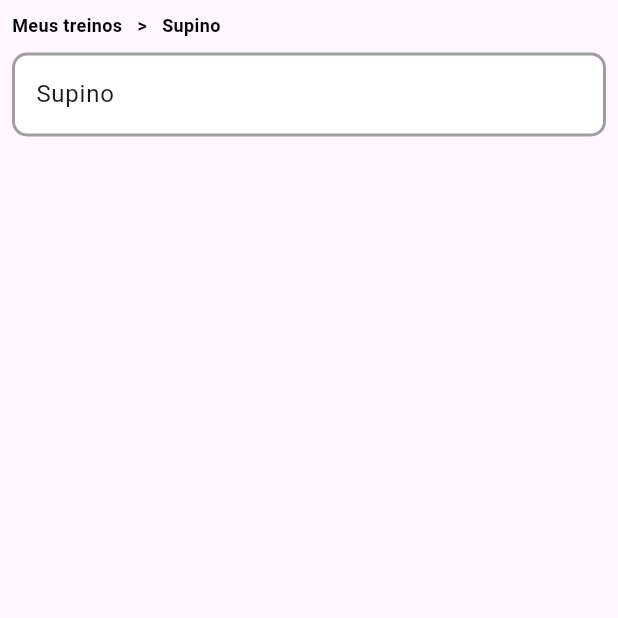
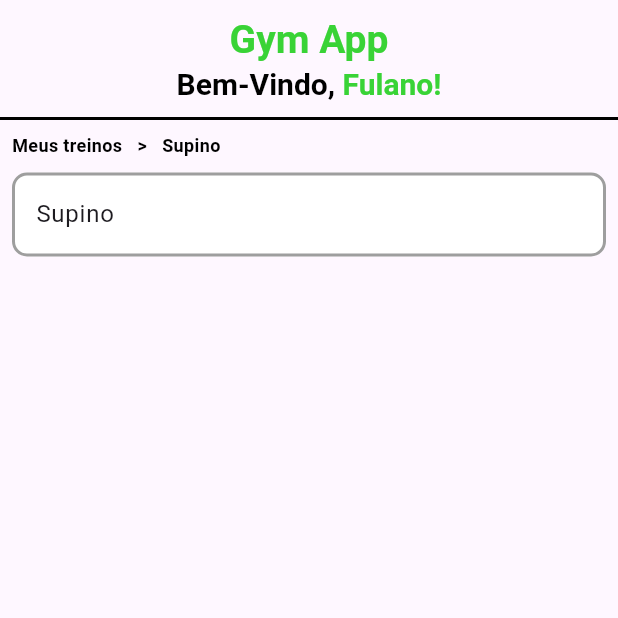
Before and after one commit to ernestosrf/gym-app, a Flutter app: the screen it shows after launch, on a phone screen of 412 x 824 dp, the top half of it. Run offline on Flutter 3.47's test engine with Material 3 defaults, Android fonts, the phone set to English and light mode, and no system bars; our stand-ins replace firebase_auth, firebase_core; accounts and stored records are empty; statements that could not run were skipped.

Commit message:
feat: appbar in trainingPage

```diff
--- a/lib/training.dart
+++ b/lib/training.dart
@@ -20,6 +20,10 @@ class _TrainingPage extends State<TrainingPage> {
   @override
   Widget build(BuildContext context) {
     return Scaffold(
+      appBar: const PreferredSize(
+        preferredSize: Size.fromHeight(80),
+        child: Header(),
+      ),
       body: Padding(
         padding: const EdgeInsets.all(8.0),
         child: Column(
```
